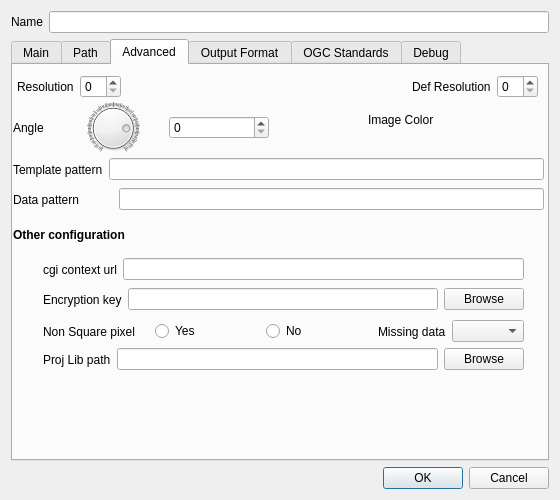
QMapfileEditor/QMapfileEditor, file mapsettings.ui: the form before one commit.
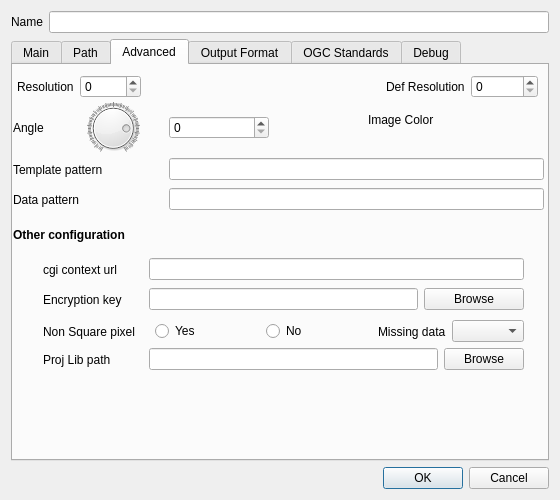
The form after the commit. The open tabs and pages were chosen to show the change. Icons and pictures are not drawn.

Commit message: Get new parameter for the advanced tab

The edit to the form file:
```diff
--- a/mapsettings.ui
+++ b/mapsettings.ui
@@ -767,7 +767,11 @@
          </widget>
         </item>
         <item>
-         <widget class="QSpinBox" name="mf_map_resolution"/>
+         <widget class="QSpinBox" name="mf_map_resolution">
+          <property name="maximum">
+           <number>99999</number>
+          </property>
+         </widget>
         </item>
         <item>
          <spacer name="horizontalSpacer_3">
@@ -790,7 +794,11 @@
          </widget>
         </item>
         <item>
-         <widget class="QSpinBox" name="mf_map_defresolution"/>
+         <widget class="QSpinBox" name="mf_map_defresolution">
+          <property name="maximum">
+           <number>999999</number>
+          </property>
+         </widget>
         </item>
        </layout>
       </widget>
@@ -862,6 +870,18 @@
        <layout class="QHBoxLayout" name="horizontalLayout_12">
         <item>
          <widget class="QLabel" name="mf_map_templatepattern_label">
+          <property name="minimumSize">
+           <size>
+            <width>150</width>
+            <height>0</height>
+           </size>
+          </property>
+          <property name="maximumSize">
+           <size>
+            <width>150</width>
+            <height>16777215</height>
+           </size>
+          </property>
           <property name="text">
            <string>Template pattern</string>
           </property>
@@ -886,13 +906,13 @@
          <widget class="QLabel" name="mf_map_datapattern_label">
           <property name="minimumSize">
            <size>
-            <width>100</width>
+            <width>150</width>
             <height>0</height>
            </size>
           </property>
           <property name="maximumSize">
            <size>
-            <width>100</width>
+            <width>150</width>
             <height>16777215</height>
            </size>
           </property>
@@ -918,6 +938,18 @@
        <layout class="QHBoxLayout" name="horizontalLayout_15">
         <item>
          <widget class="QLabel" name="mf_map_config_contexturl_label">
+          <property name="minimumSize">
+           <size>
+            <width>100</width>
+            <height>0</height>
+           </size>
+          </property>
+          <property name="maximumSize">
+           <size>
+            <width>100</width>
+            <height>16777215</height>
+           </size>
+          </property>
           <property name="text">
            <string>cgi context url</string>
           </property>
@@ -940,16 +972,47 @@
        <layout class="QHBoxLayout" name="horizontalLayout_16">
         <item>
          <widget class="QLabel" name="mf_map_config_encryption_label">
+          <property name="minimumSize">
+           <size>
+            <width>100</width>
+            <height>0</height>
+           </size>
+          </property>
+          <property name="maximumSize">
+           <size>
+            <width>100</width>
+            <height>30</height>
+           </size>
+          </property>
           <property name="text">
            <string>Encryption key</string>
           </property>
          </widget>
         </item>
         <item>
-         <widget class="QLineEdit" name="mf_map_config_encryption"/>
+         <widget class="QLineEdit" name="mf_map_config_encryption">
+          <property name="maximumSize">
+           <size>
+            <width>300</width>
+            <height>16777215</height>
+           </size>
+          </property>
+         </widget>
         </item>
         <item>
          <widget class="QPushButton" name="mf_map_config_encryption_browse">
+          <property name="minimumSize">
+           <size>
+            <width>100</width>
+            <height>0</height>
+           </size>
+          </property>
+          <property name="maximumSize">
+           <size>
+            <width>100</width>
+            <height>16777215</height>
+           </size>
+          </property>
           <property name="text">
            <string>Browse</string>
           </property>
@@ -1019,6 +1082,18 @@
        <layout class="QHBoxLayout" name="horizontalLayout_19">
         <item>
          <widget class="QLabel" name="mf_map_config_projlib_label">
+          <property name="minimumSize">
+           <size>
+            <width>100</width>
+            <height>0</height>
+           </size>
+          </property>
+          <property name="maximumSize">
+           <size>
+            <width>100</width>
+            <height>16777215</height>
+           </size>
+          </property>
           <property name="text">
            <string>Proj Lib path</string>
           </property>
```
Left out of the diff: 3 changed lines with no effect on the pictures. The commit also changes 4 other files.
